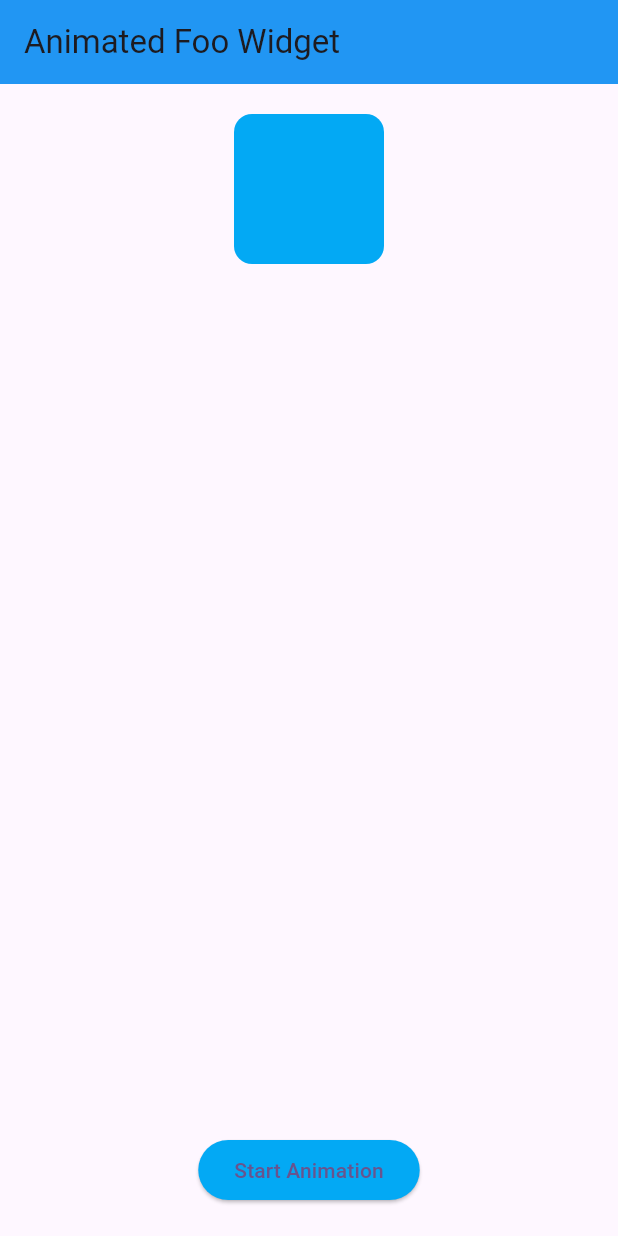
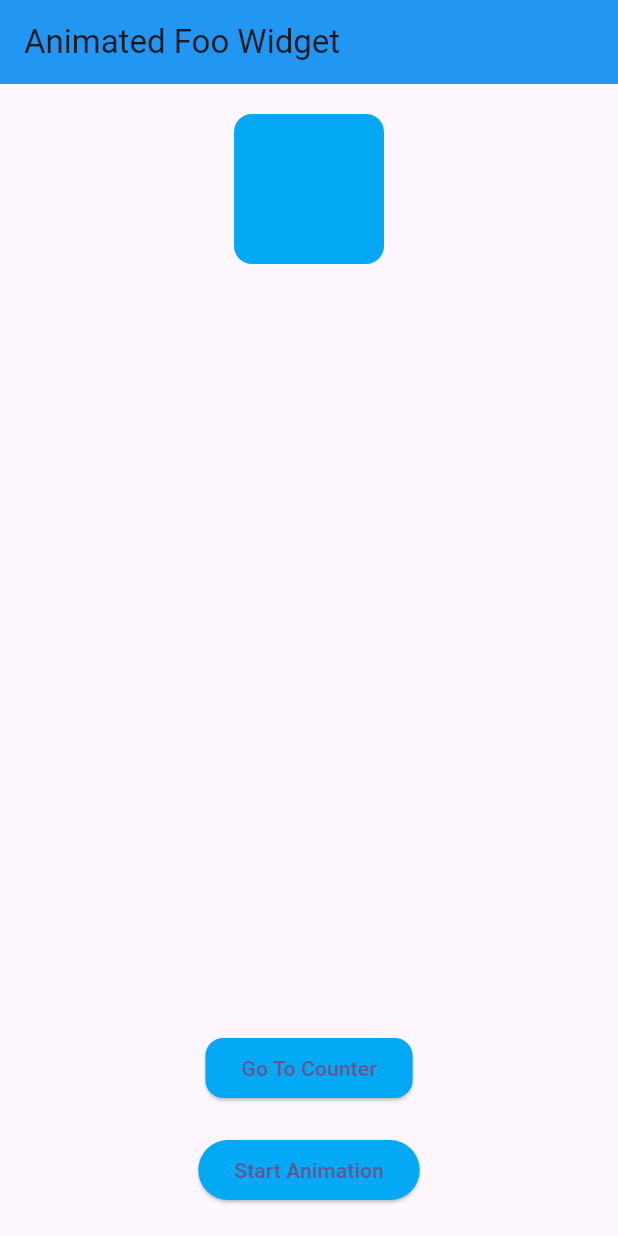
Before and after one commit to alsyedsophy/animation-course, a Flutter app: the screen it shows after launch, on a phone screen of 412 x 824 dp. Run offline on Flutter 3.47's test engine with Material 3 defaults, Android fonts, the phone set to English and light mode, and no system bars.

Commit message:
tween animation builder with counter

```diff
--- a/lib/home_page.dart
+++ b/lib/home_page.dart
@@ -1,3 +1,4 @@
+import 'package:animations_full_course/counter_screen.dart';
 import 'package:flutter/material.dart';
 
 class HomePage extends StatefulWidget {
@@ -24,7 +25,23 @@ class _HomePageState extends State<HomePage> {
               const SizedBox(height: 20),
               _containerWidget(),
               const Spacer(),
+              ElevatedButton(
+                onPressed: () {
+                  Navigator.of(context).push(
+                    MaterialPageRoute(builder: (context) => CounterScreen()),
+                  );
+                },
+                style: ElevatedButton.styleFrom(
+                  backgroundColor: Colors.lightBlue,
+                  shape: RoundedRectangleBorder(
+                    borderRadius: BorderRadius.circular(12),
+                  ),
+                ),
+                child: Text("Go To Counter"),
+              ),
+              const SizedBox(height: 20),
               _animatedButton(),
+
               const SizedBox(height: 20),
             ],
           ),
```
Also changed, not shown: lib/counter_screen.dart (added, +31 -0 lines).
